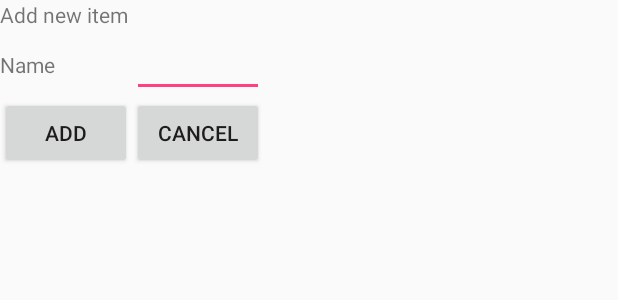
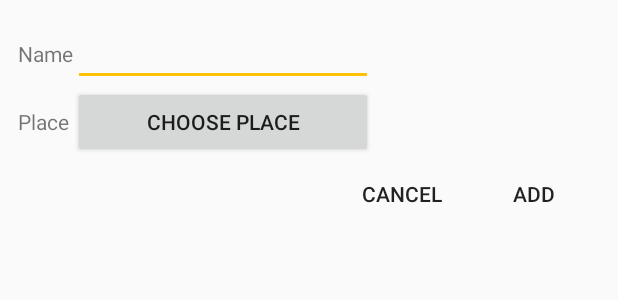
Before and after one commit to cszsm/ShoppingList, an Android app: the layout item_create.xml on its own in the app's theme, with its tools: preview values and no code run, on a phone screen of 412 x 824 dp. Shown: the top 300 px of the screen. Run offline under Robolectric (Android 15) with nearby library versions, the phone set to English and light mode, and no system bars.

Commit message:
Optimized - add dialog

```diff
--- a/app/src/main/java/com/zscseh93/ItemCreateFragment.java
+++ b/app/src/main/java/com/zscseh93/ItemCreateFragment.java
@@ -37,7 +37,7 @@ public class ItemCreateFragment extends DialogFragment {
             savedInstanceState) {
         View root = inflater.inflate(R.layout.item_create, container, false);
 
-        getDialog().setTitle("Add new item (dialog title)");
+        getDialog().setTitle("Add new item");
 
         mEditItemName = (EditText) root.findViewById(R.id.newItemName);
 
@@ -48,7 +48,6 @@ public class ItemCreateFragment extends DialogFragment {
                 Item newItem = new Item(String.valueOf(mEditItemName.getText()));
 //                mItemContainer.addItem(newItem);
                 newItem.save();
-                Log.d(TAG, "askdfsd");
                 mItemContainer.update();
                 dismiss();
             }
--- a/app/src/main/res/layout/item_create.xml
+++ b/app/src/main/res/layout/item_create.xml
@@ -1,33 +1,63 @@
 <?xml version="1.0" encoding="utf-8"?>
-<TableLayout xmlns:android="http://schemas.android.com/apk/res/android"
+<LinearLayout xmlns:android="http://schemas.android.com/apk/res/android"
               android:layout_width="match_parent"
-             android:layout_height="match_parent">
+              android:layout_height="match_parent"
+              android:orientation="vertical"
+              android:padding="12dp">
+
+    <TableLayout
+        android:layout_width="match_parent"
+        android:layout_height="wrap_content">
 
         <TableRow>
 
             <TextView
-            android:layout_width="match_parent"
-            android:text="Add new item"/>
+                android:layout_width="wrap_content"
+                android:layout_height="wrap_content"
+                android:text="Name"/>
+
+            <EditText
+                android:id="@+id/newItemName"
+                android:layout_width="200dp"
+                android:layout_height="wrap_content"
+                android:inputType="text"/>
         </TableRow>
 
         <TableRow>
 
             <TextView
-            android:layout_width="match_parent"
-            android:text="Name"/>
+                android:layout_width="wrap_content"
+                android:layout_height="wrap_content"
+                android:text="Place"/>
 
-        <EditText
-            android:id="@+id/newItemName"
-            android:layout_width="match_parent"/>
+            <Button
+                android:id="@+id/btnChoosePlace"
+                android:layout_width="wrap_content"
+                android:layout_height="wrap_content"
+                android:text="Choose place"/>
         </TableRow>
+    </TableLayout>
 
-    <TableRow>
+    <LinearLayout
+        android:layout_width="wrap_content"
+        android:layout_height="wrap_content"
+        android:layout_gravity="end">
+
         <Button
-            android:text="Add"
-            android:id="@+id/btnAddItem"/>
+            android:id="@+id/btnCancel"
+            style="@style/Base.Widget.AppCompat.Button.Borderless"
+            android:layout_width="0dp"
+            android:layout_height="wrap_content"
+            android:layout_weight="1"
+            android:text="Cancel"/>
+
         <Button
-            android:text="Cancel"
-            android:id="@+id/btnCancel"/>
-    </TableRow>
+            android:id="@+id/btnAddItem"
+            style="@style/Base.Widget.AppCompat.Button.Borderless"
+            android:layout_width="0dp"
+            android:layout_height="wrap_content"
+            android:layout_weight="1"
+            android:text="Add"/>
 
-</TableLayout>
+    </LinearLayout>
+</LinearLayout>
--- a/app/src/main/res/values/colors.xml
+++ b/app/src/main/res/values/colors.xml
@@ -1,6 +1,11 @@
 <?xml version="1.0" encoding="utf-8"?>
 <resources>
-    <color name="colorPrimary">#3F51B5</color>
-    <color name="colorPrimaryDark">#303F9F</color>
-    <color name="colorAccent">#FF4081</color>
+    <color name="primary">#4CAF50</color>
+    <color name="primaryDark">#388E3C</color>
+    <color name="primaryLight">#C8E6C9</color>
+    <color name="accent">#FFC107</color>
+    <color name="primaryText">#212121</color>
+    <color name="secondaryText">#727272</color>
+    <color name="icons">#FFFFFF</color>
+    <color name="divider">#B6B6B6</color>
 </resources>
--- a/app/src/main/res/values/styles.xml
+++ b/app/src/main/res/values/styles.xml
@@ -3,9 +3,9 @@
     <!-- Base application theme. -->
     <style name="AppTheme" parent="Theme.AppCompat.Light.DarkActionBar">
         <!-- Customize your theme here. -->
-        <item name="colorPrimary">@color/colorPrimary</item>
-        <item name="colorPrimaryDark">@color/colorPrimaryDark</item>
-        <item name="colorAccent">@color/colorAccent</item>
+        <item name="colorPrimary">@color/primary</item>
+        <item name="colorPrimaryDark">@color/primaryDark</item>
+        <item name="colorAccent">@color/accent</item>
     </style>
 
     <style name="AppTheme.NoActionBar">
```
Lines whose indentation alone changed are shown as unchanged.
